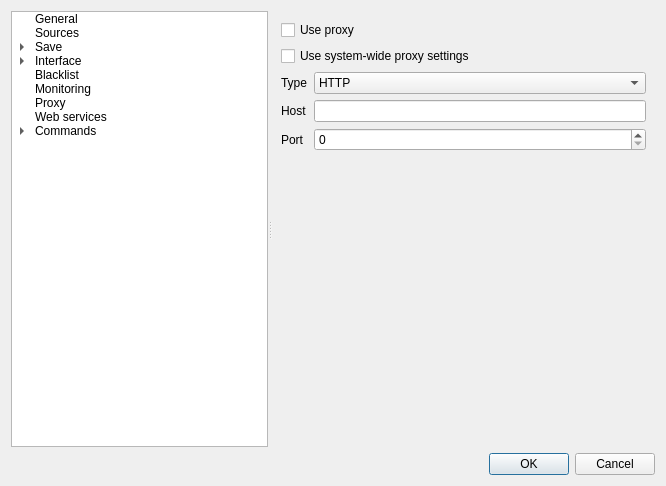
Qt form gui/src/settings/optionswindow.ui (Bionus/imgbrd-grabber) before a commit.
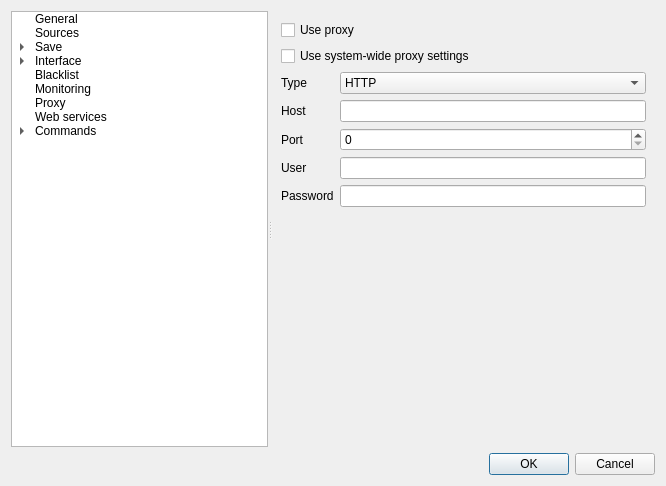
The same form after that commit. The open tabs and pages were chosen to show the change. Icons and pictures are not drawn.

Commit message: Allow to set an user and password to proxy (fix #1350)

```diff
--- a/gui/src/settings/optionswindow.ui
+++ b/gui/src/settings/optionswindow.ui
@@ -2959,6 +2959,30 @@
                 </property>
                </widget>
               </item>
+              <item row="3" column="0">
+               <widget class="QLabel" name="labelProxyUser">
+                <property name="text">
+                 <string>User</string>
+                </property>
+               </widget>
+              </item>
+              <item row="4" column="0">
+               <widget class="QLabel" name="labelProxyPassword">
+                <property name="text">
+                 <string>Password</string>
+                </property>
+               </widget>
+              </item>
+              <item row="3" column="1">
+               <widget class="QLineEdit" name="lineProxyUser"/>
+              </item>
+              <item row="4" column="1">
+               <widget class="QLineEdit" name="lineProxyPassword">
+                <property name="echoMode">
+                 <enum>QLineEdit::Password</enum>
+                </property>
+               </widget>
+              </item>
              </layout>
             </widget>
            </item>
```
Left out of the diff: 5 changed lines with no effect on the pictures. The commit also changes 2 other files.
